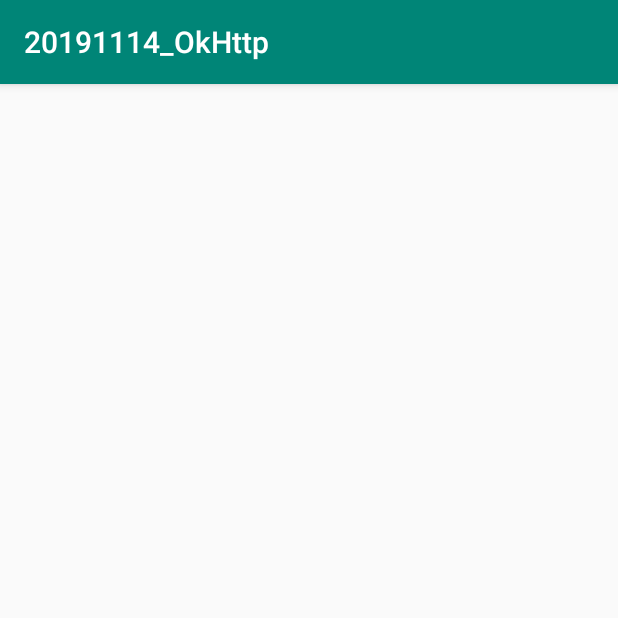
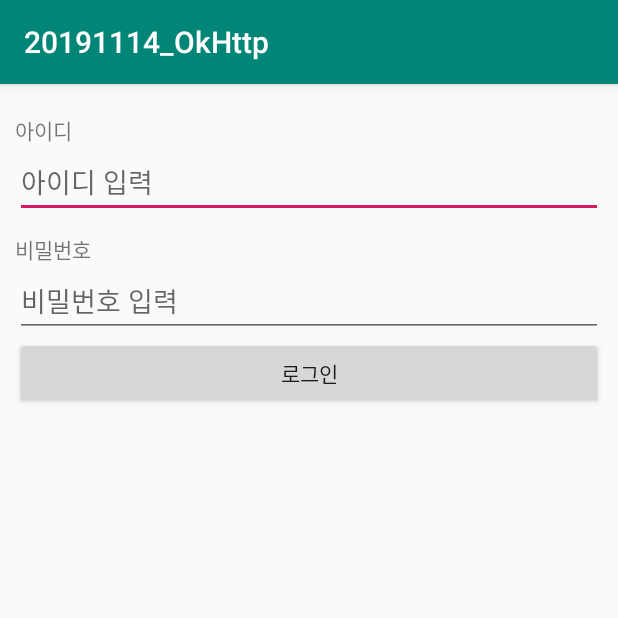
Before and after one commit to DdoniLaurent/20191114_OkHttp, an Android app: the screen it shows after launch (LoginActivity), on a phone screen of 412 x 824 dp, the top half of it. Run offline under Robolectric (Android 15) with nearby library versions, the phone set to English and light mode, and no system bars.

Commit message:
로그인 화면 구현해서, 버튼이 눌리면 그 입력값으로 서버에 로그인 확인

```diff
--- a/app/src/main/java/com/tioeun/a20191114_okhttp/LoginActivity.kt
+++ b/app/src/main/java/com/tioeun/a20191114_okhttp/LoginActivity.kt
@@ -2,6 +2,7 @@ package com.tioeun.a20191114_okhttp
 
 import android.os.Bundle
 import com.tioeun.a20191114_okhttp.utils.ServerUtil
+import kotlinx.android.synthetic.main.activity_login.*
 
 class LoginActivity : BaseActivity() {
 
@@ -12,12 +13,16 @@ class LoginActivity : BaseActivity() {
         setupEvents()
         setValues()
 
-        ServerUtil.postRequestLogin(mContext, "cho881020", "qlalfqjsgh!", null)
+//        ServerUtil.postRequestLogin(mContext, "cho881020", "qlalfqjsgh!", null)
 
     }
 
     override fun setupEvents() {
-
+        loginBtn.setOnClickListener {
+            var inputId = idEdt.text.toString()
+            var inputPw = pwEdt.text.toString()
+            ServerUtil.postRequestLogin(mContext, inputId, inputPw, null)
+        }
     }
 
     override fun setValues() {
--- a/app/src/main/res/layout/activity_login.xml
+++ b/app/src/main/res/layout/activity_login.xml
@@ -5,7 +5,33 @@
     android:layout_width="match_parent"
     android:layout_height="match_parent"
     android:orientation="vertical"
+    android:padding="10dp"
     tools:context=".LoginActivity">
 
 
+    <TextView
+        android:layout_width="wrap_content"
+        android:layout_height="wrap_content"
+        android:layout_marginTop="10dp"
+        android:text="아이디"/>
+    <EditText
+        android:id="@+id/idEdt"
+        android:layout_width="match_parent"
+        android:layout_height="wrap_content"
+        android:hint="아이디 입력"/>
+    <TextView
+        android:layout_width="wrap_content"
+        android:layout_height="wrap_content"
+        android:layout_marginTop="10dp"
+        android:text="비밀번호"/>
+    <EditText
+        android:id="@+id/pwEdt"
+        android:layout_width="match_parent"
+        android:layout_height="wrap_content"
+        android:hint="비밀번호 입력"/>
+    <Button
+        android:id="@+id/loginBtn"
+        android:layout_width="match_parent"
+        android:layout_height="wrap_content"
+        android:text="로그인"/>
 </LinearLayout>
```
